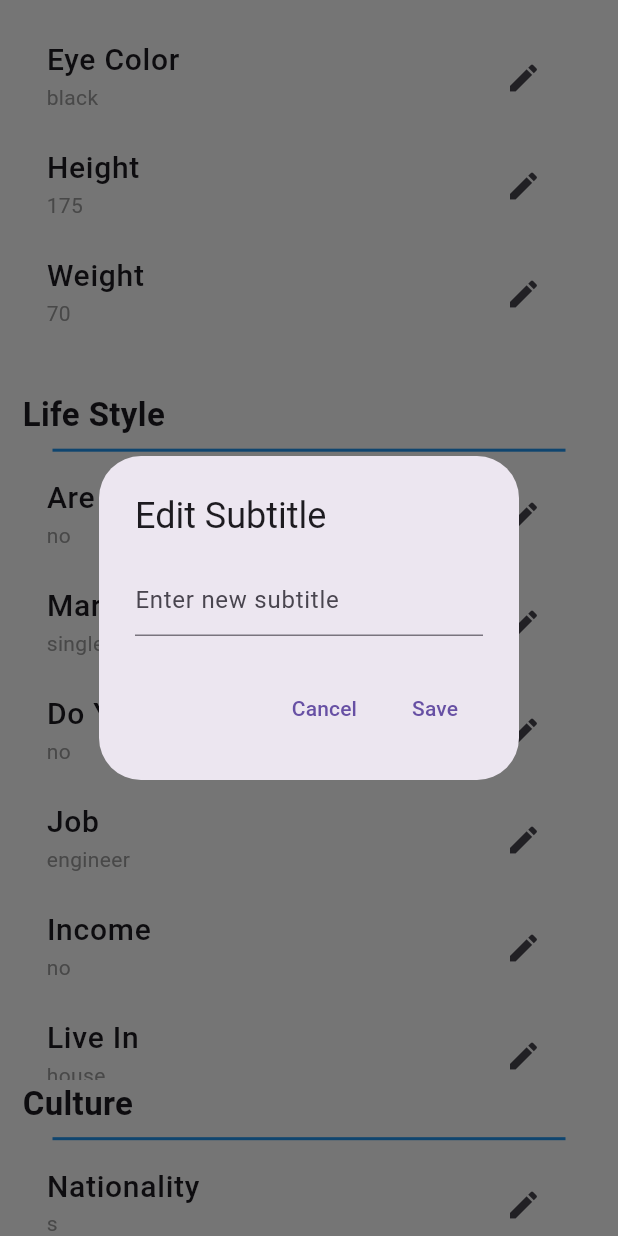
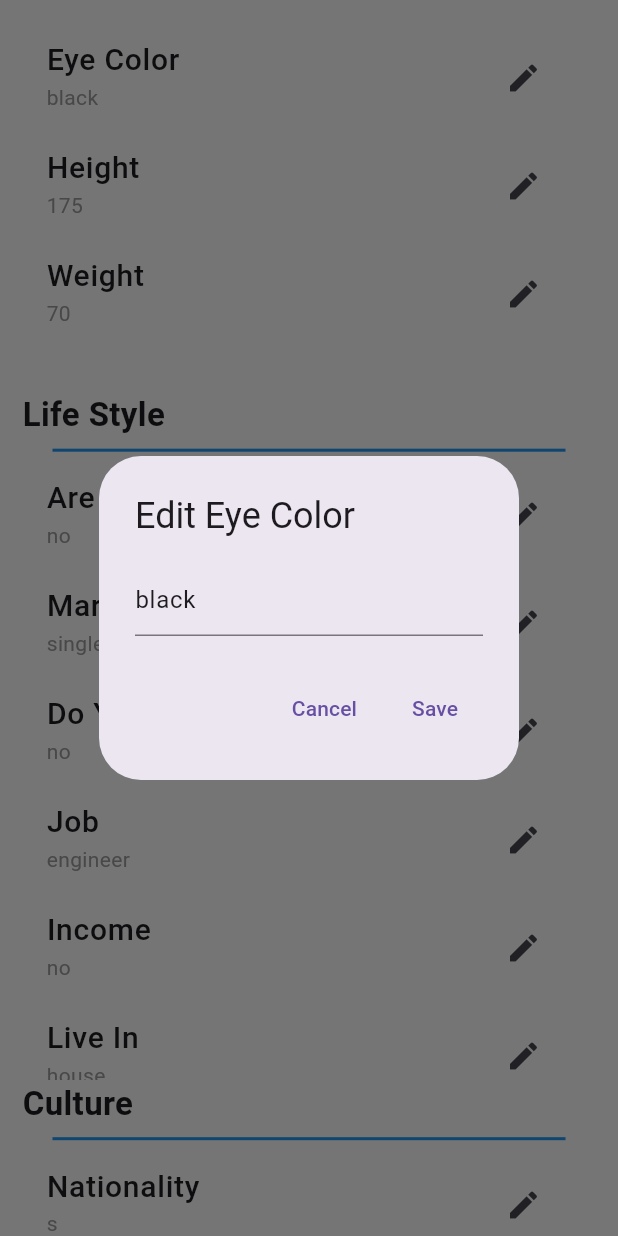
Before and after one commit to 01005837408/dating_app, a Flutter app: the EditProfileScreen screen opened directly, scrolled down 576 dp, after a tap on the "edit" icon, on a phone screen of 412 x 824 dp. Run offline on Flutter 3.47's test engine with Material 3 defaults, Android fonts, the phone set to English and light mode, and no system bars; our stand-ins replace bloc, cached_network_image, cloud_firestore, firebase_auth, firebase_core, firebase_storage and 7 more; accounts and stored records are empty.

Commit message:
fetch name from edit screen for edit datailes screen

```diff
--- a/lib/feature/edit_profile_screen/widgets/edit_profile_body_list_view.dart
+++ b/lib/feature/edit_profile_screen/widgets/edit_profile_body_list_view.dart
@@ -11,18 +11,18 @@ import 'look_list_view.dart';
 class EditProfileBodyListView extends StatelessWidget {
   const EditProfileBodyListView({super.key});
 
-  void _showEditDialog(BuildContext context, int index, String listType) {
+  void _showEditDialog(BuildContext context, int index, String listType, String title, String initialValue) {
     final cubit = context.read<EditProfileCubit>();
-    TextEditingController controller = TextEditingController();
+    TextEditingController controller = TextEditingController(text: initialValue);
 
     showDialog(
       context: context,
       builder: (context) {
         return AlertDialog(
-          title: const Text('Edit Subtitle'),
+          title: Text('Edit $title'),
           content: TextField(
             controller: controller,
-            decoration: const InputDecoration(hintText: "Enter new subtitle"),
+            decoration: InputDecoration(hintText: "Enter new $title"),
           ),
           actions: [
             TextButton(
@@ -47,13 +47,12 @@ class EditProfileBodyListView extends StatelessWidget {
   @override
   Widget build(BuildContext context) {
     return BlocProvider(
-     create:(context) => EditProfileCubit(FirebaseAuth.instance.currentUser),
+      create: (context) => EditProfileCubit(FirebaseAuth.instance.currentUser),
       child: BlocBuilder<EditProfileCubit, EditProfileState>(
         builder: (context, state) {
           return SingleChildScrollView(
             child: Padding(
-              padding:
-                  const EdgeInsets.only(right: 15, left: 15, top: 60, bottom: 20),
+              padding: const EdgeInsets.only(right: 15, left: 15, top: 60, bottom: 20),
               child: Column(
                 crossAxisAlignment: CrossAxisAlignment.start,
                 children: [
@@ -68,10 +67,17 @@ class EditProfileBodyListView extends StatelessWidget {
                     indent: 20,
                     endIndent: 20,
                     color: Colors.blue,
-                      thickness: 2),
+                    thickness: 2,
+                  ),
                   BascisListView(
                     editProfileList: state.editProfileBasicList,
-                    onEdit: (index) => _showEditDialog(context, index, 'Basic'),
+                    onEdit: (index) => _showEditDialog(
+                      context,
+                      index,
+                      'Basic',
+                      state.editProfileBasicList[index].title,
+                      state.editProfileBasicList[index].subtitle,
+                    ),
                   ),
                   const Text(
                     'Look',
@@ -84,10 +90,17 @@ class EditProfileBodyListView extends StatelessWidget {
                     indent: 20,
                     endIndent: 20,
                     color: Colors.blue,
-                      thickness: 2),
+                    thickness: 2,
+                  ),
                   LookListView(
                     editProfileLookList: state.editProfileLookList,
-                    onEdit: (index) => _showEditDialog(context, index, 'Look'),
+                    onEdit: (index) => _showEditDialog(
+                      context,
+                      index,
+                      'Look',
+                      state.editProfileLookList[index].title,
+                      state.editProfileLookList[index].subtitle,
+                    ),
                   ),
                   const Text(
                     'Life Style',
@@ -100,11 +113,17 @@ class EditProfileBodyListView extends StatelessWidget {
                     indent: 20,
                     endIndent: 20,
                     color: Colors.blue,
-                      thickness: 2),
+                    thickness: 2,
+                  ),
                   LifeStyleListView(
-                    editProfileLifeStyleList: state!.editProfileLifeStyleList,
-                    onEdit: (index) =>
-                        _showEditDialog(context, index, 'LifeStyle'),
+                    editProfileLifeStyleList: state.editProfileLifeStyleList,
+                    onEdit: (index) => _showEditDialog(
+                      context,
+                      index,
+                      'LifeStyle',
+                      state.editProfileLifeStyleList[index].title,
+                      state.editProfileLifeStyleList[index].subtitle,
+                    ),
                   ),
                   const Text(
                     'Culture',
@@ -117,10 +136,17 @@ class EditProfileBodyListView extends StatelessWidget {
                     indent: 20,
                     endIndent: 20,
                     color: Colors.blue,
-                      thickness: 2),
+                    thickness: 2,
+                  ),
                   CaltureListView(
-                    editProfileCalutreList: state!.editProfileCalutreList,
-                    onEdit: (index) => _showEditDialog(context, index, 'Culture'),
+                    editProfileCalutreList: state.editProfileCalutreList,
+                    onEdit: (index) => _showEditDialog(
+                      context,
+                      index,
+                      'Culture',
+                      state.editProfileCalutreList[index].title,
+                      state.editProfileCalutreList[index].subtitle,
+                    ),
                   ),
                 ],
               ),
```
Also changed, not shown: lib/feature/my_profile_details/widgets/my_profile_details_header.dart (+34 -17 lines). Lines whose indentation alone changed are shown as unchanged.
